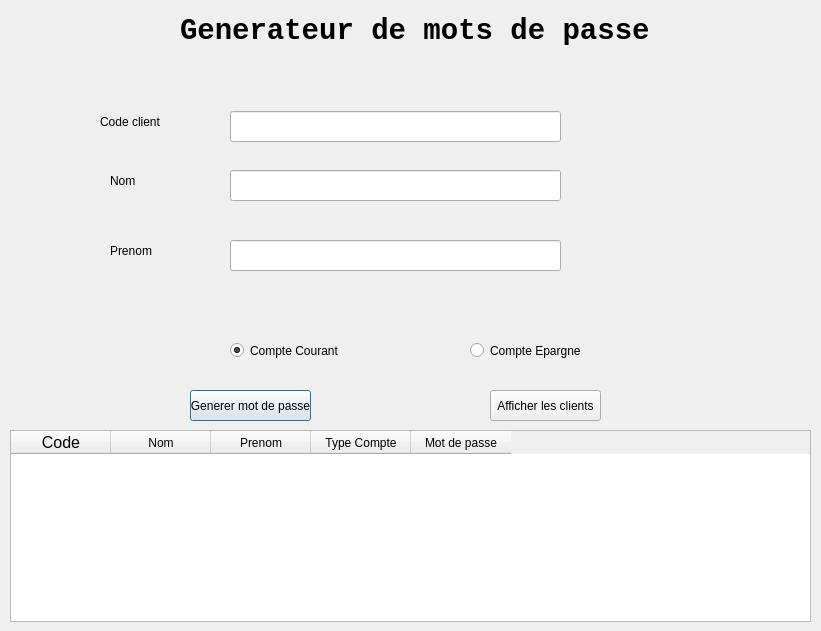
Old version of the form Bac Pratique/DC2/dc.ui in the repository ayoubjoudii/Prog.
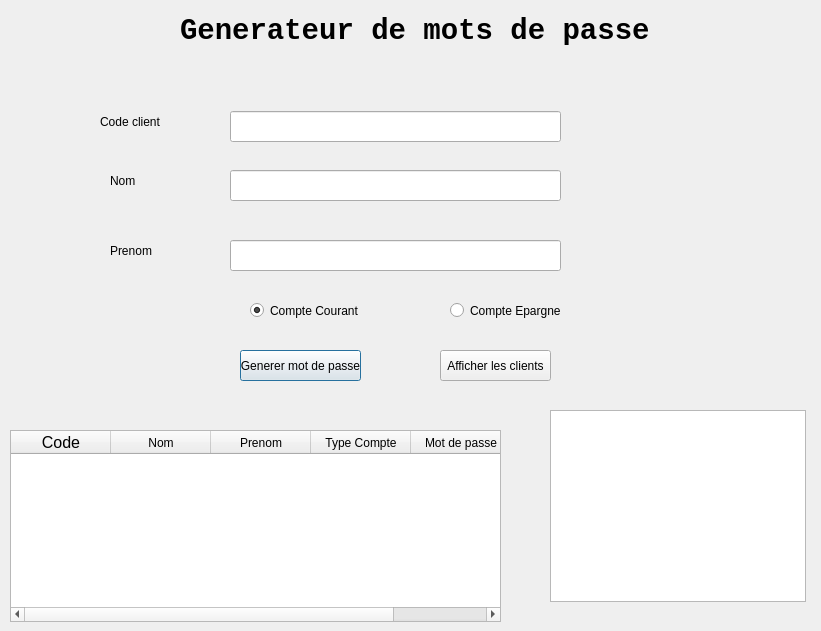
New version of the form.

Commit message: modified:   Bac Pratique/DC2/dc.py 	modified:   Bac Pratique/DC2/dc.ui 	modified:   Conversion/conv.py 	new file:   Divisibilite/div.py 	new file:   Divisibilite/div3.py 	new file:   Divisibilite/div5.py 	new file:   Divisibilite/div7.py

Diff of the .ui file:
```diff
--- a/Bac Pratique/DC2/dc.ui
+++ b/Bac Pratique/DC2/dc.ui
@@ -106,8 +106,8 @@
   <widget class="QRadioButton" name="courant">
    <property name="geometry">
     <rect>
-     <x>230</x>
-     <y>340</y>
+     <x>250</x>
+     <y>300</y>
      <width>111</width>
      <height>21</height>
     </rect>
@@ -122,8 +122,8 @@
   <widget class="QRadioButton" name="eparn">
    <property name="geometry">
     <rect>
-     <x>470</x>
-     <y>340</y>
+     <x>450</x>
+     <y>300</y>
      <width>121</width>
      <height>21</height>
     </rect>
@@ -135,8 +135,8 @@
   <widget class="QPushButton" name="mdp">
    <property name="geometry">
     <rect>
-     <x>190</x>
-     <y>390</y>
+     <x>240</x>
+     <y>350</y>
      <width>121</width>
      <height>31</height>
     </rect>
@@ -148,8 +148,8 @@
   <widget class="QPushButton" name="afficher">
    <property name="geometry">
     <rect>
-     <x>490</x>
-     <y>390</y>
+     <x>440</x>
+     <y>350</y>
      <width>111</width>
      <height>31</height>
     </rect>
@@ -163,7 +163,7 @@
     <rect>
      <x>10</x>
      <y>430</y>
-     <width>801</width>
+     <width>491</width>
      <height>192</height>
     </rect>
    </property>
@@ -204,6 +204,16 @@
     </property>
    </column>
   </widget>
+  <widget class="QListWidget" name="list">
+   <property name="geometry">
+    <rect>
+     <x>550</x>
+     <y>410</y>
+     <width>256</width>
+     <height>192</height>
+    </rect>
+   </property>
+  </widget>
  </widget>
  <resources/>
  <connections/>
```
The commit also changes 7 other files.
